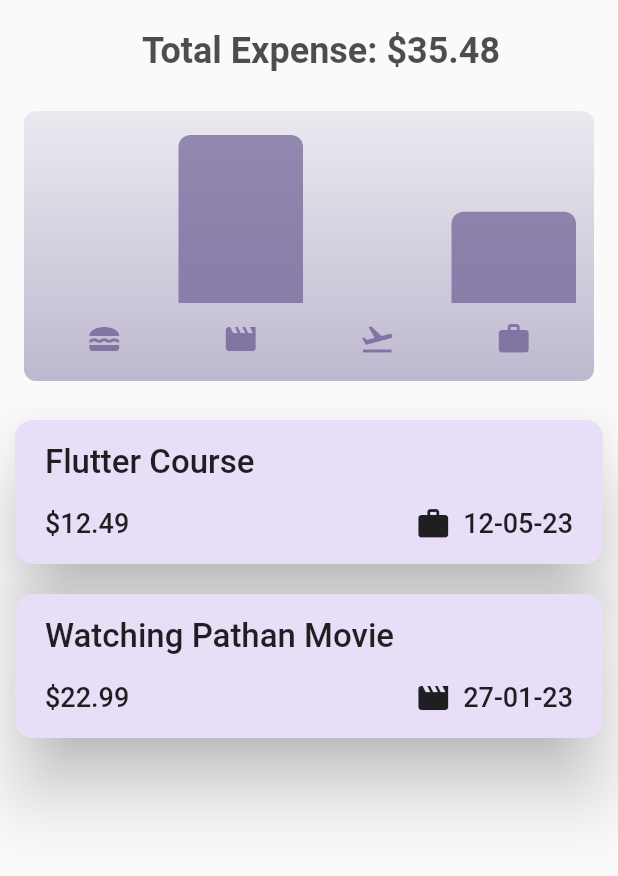
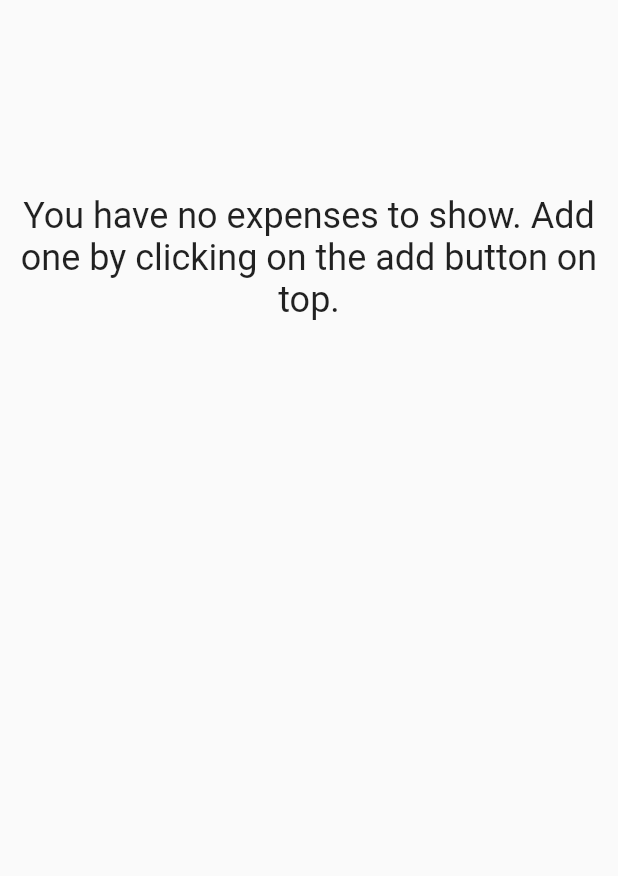
Before and after one commit to Udit8158/expense_tracker_app, a Flutter app: the screen it shows after launch, on a phone screen of 412 x 824 dp, the part 84-960 px from its top. Run offline on Flutter 3.47's test engine with Material 2 defaults, Android fonts, the phone set to English and light mode, and no system bars.

Commit message:
Fully polished editing expense fuctionality done

```diff
--- a/lib/data/expenses_data.dart
+++ b/lib/data/expenses_data.dart
@@ -1,16 +1,16 @@
 import 'package:expense_tracker_app/models/Expense.dart';
 
 List<Expense> expensesData = [
-  Expense(
-    title: 'Flutter Course',
-    price: 12.49,
-    date: DateTime.now(),
-    category: Category.work,
-  ),
-  Expense(
-    title: 'Watching Pathan Movie',
-    price: 22.99,
-    date: DateTime(2023, 01, 27),
-    category: Category.leisure,
-  ),
+  // Expense(
+  //   title: 'Flutter Course',
+  //   price: 12.49,
+  //   date: DateTime.now(),
+  //   category: Category.work,
+  // ),
+  // Expense(
+  //   title: 'Watching Pathan Movie',
+  //   price: 22.99,
+  //   date: DateTime(2023, 01, 27),
+  //   category: Category.leisure,
+  // ),
 ];
--- a/lib/expense_tracker_app.dart
+++ b/lib/expense_tracker_app.dart
@@ -13,6 +13,8 @@ class ExpenseTrackerApp extends StatefulWidget {
 }
 
 class _ExpenseTrackerAppState extends State<ExpenseTrackerApp> {
+  // Form here only setstate will be used as this the parrent stateful widget
+
   // modal open
   void _openModal({
     required String title,
@@ -154,6 +156,8 @@ class _ExpenseTrackerAppState extends State<ExpenseTrackerApp> {
 
         mainAxisSize: MainAxisSize.min,
         children: [
+          // ----------------Expense total amount------------------------
+
           const SizedBox(height: 20),
           expensesData.isNotEmpty
               ? Padding(
@@ -161,7 +165,7 @@ class _ExpenseTrackerAppState extends State<ExpenseTrackerApp> {
                   child: Opacity(
                     opacity: 0.8,
                     child: Text(
-                      'Total Expense: \$$totalExpensesAmount',
+                      'Total Expense: \$${totalExpensesAmount.toStringAsFixed(2)}',
                       style: const TextStyle(
                         fontSize: 24,
                         fontWeight: FontWeight.w600,
@@ -172,7 +176,7 @@ class _ExpenseTrackerAppState extends State<ExpenseTrackerApp> {
               : const SizedBox(),
           const SizedBox(height: 10),
 
-          // conditionally responsive
+          // ------------------- conditionally responsive (Chart & Expenses List) ---------------------
           (width < 600)
               ? Expanded(
                   child: Column(
--- a/lib/widgets/expenses/add_expense_form.dart
+++ b/lib/widgets/expenses/add_expense_form.dart
@@ -1,6 +1,4 @@
 import 'dart:io';
-
-import 'package:expense_tracker_app/data/expenses_data.dart';
 import 'package:expense_tracker_app/models/Expense.dart';
 import 'package:flutter/cupertino.dart';
 import 'package:flutter/material.dart';
@@ -54,6 +52,8 @@ class _AddExpenseFormState extends State<AddExpenseForm> {
   @override
   void initState() {
     super.initState();
+    _titleEditingController.text = widget.expenseTitle;
+    _amountEditingController.text = widget.expenseAmount;
     _selectedCategory = widget.expenseCategory;
     _selectedDate = widget.expenseDate;
     _isEditing = widget.isEditing;
@@ -170,6 +170,13 @@ class _AddExpenseFormState extends State<AddExpenseForm> {
 
   @override
   Widget build(BuildContext context) {
+    // For debugging
+
+    // print(widget.expenseTitle);
+    // print(widget.expenseAmount);
+    // print(widget.expenseDate);
+    // print(widget.expenseCategory);
+
     return LayoutBuilder(
       builder: (ctx, constrains) {
         // getting the max width of the modal window
@@ -268,7 +275,8 @@ class _AddExpenseFormState extends State<AddExpenseForm> {
                       ),
                       ElevatedButton(
                         onPressed: submitNewExpense,
-                        child: const Text("Add Expense"),
+                        child:
+                            Text(_isEditing ? 'Update Expense' : 'Add Expense'),
                       ),
                     ],
                   )
--- a/lib/widgets/expenses/expense_item.dart
+++ b/lib/widgets/expenses/expense_item.dart
@@ -34,8 +34,8 @@ class ExpenseItem extends StatelessWidget {
       context: context,
       builder: (ctx) => AddExpenseForm(
         onAddExpense: (Expense exp) {},
-        expenseTitle: title,
-        expenseAmount: amount,
+        expenseTitle: expense.title,
+        expenseAmount: expense.price.toString(),
         expenseCategory: category,
         expenseDate: date,
         expenseId: expenseId,
```
